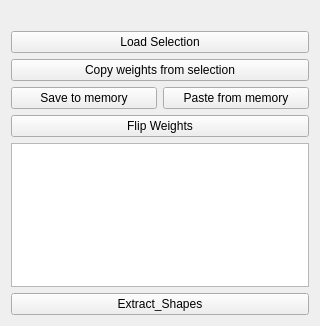
Before: the Qt Designer form Tools/Resources/UI_BlendShapeCreatorHelper.ui in rendermotion/RMPY, drawn with Qt 5.
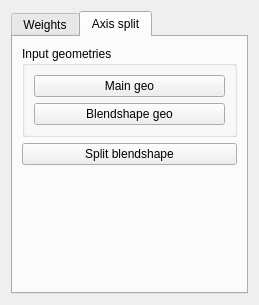
After: the same form once the commit is applied.

```diff
--- a/Tools/Resources/UI_BlendShapeCreatorHelper.ui
+++ b/Tools/Resources/UI_BlendShapeCreatorHelper.ui
@@ -6,8 +6,8 @@
    <rect>
     <x>0</x>
     <y>0</y>
-    <width>320</width>
-    <height>326</height>
+    <width>237</width>
+    <height>305</height>
    </rect>
   </property>
   <property name="windowTitle">
@@ -15,6 +15,16 @@
   </property>
   <layout class="QVBoxLayout" name="verticalLayout">
    <item>
+    <widget class="QTabWidget" name="tabsBlendshapeCreation">
+     <property name="currentIndex">
+      <number>1</number>
+     </property>
+     <widget class="QWidget" name="weights">
+      <attribute name="title">
+       <string>Weights</string>
+      </attribute>
+      <layout class="QVBoxLayout" name="verticalLayout_2">
+       <item>
     <widget class="QLabel" name="blend_shape_name_lbl">
      <property name="text">
       <string/>
@@ -68,6 +78,60 @@
      <property name="text">
       <string>Extract_Shapes</string>
      </property>
+        </widget>
+       </item>
+      </layout>
+     </widget>
+     <widget class="QWidget" name="axisSplit">
+      <attribute name="title">
+       <string>Axis split</string>
+      </attribute>
+      <layout class="QVBoxLayout" name="verticalLayout_3">
+       <item>
+        <widget class="QGroupBox" name="inputs_grpbox">
+         <property name="title">
+          <string>Input geometries</string>
+         </property>
+         <layout class="QVBoxLayout" name="verticalLayout_4">
+          <item>
+           <widget class="QPushButton" name="main_geometry_btn">
+            <property name="text">
+             <string>Main geo</string>
+            </property>
+           </widget>
+          </item>
+          <item>
+           <widget class="QPushButton" name="blendshape_geo_btn">
+            <property name="text">
+             <string>Blendshape geo</string>
+            </property>
+           </widget>
+          </item>
+         </layout>
+        </widget>
+       </item>
+       <item>
+        <widget class="QPushButton" name="split_blendshape_btn">
+         <property name="text">
+          <string>Split blendshape</string>
+         </property>
+        </widget>
+       </item>
+       <item>
+        <spacer name="verticalSpacer">
+         <property name="orientation">
+          <enum>Qt::Vertical</enum>
+         </property>
+         <property name="sizeHint" stdset="0">
+          <size>
+           <width>20</width>
+           <height>40</height>
+          </size>
+         </property>
+        </spacer>
+       </item>
+      </layout>
+     </widget>
     </widget>
    </item>
   </layout>
```
Lines whose indentation alone changed are shown as unchanged.
